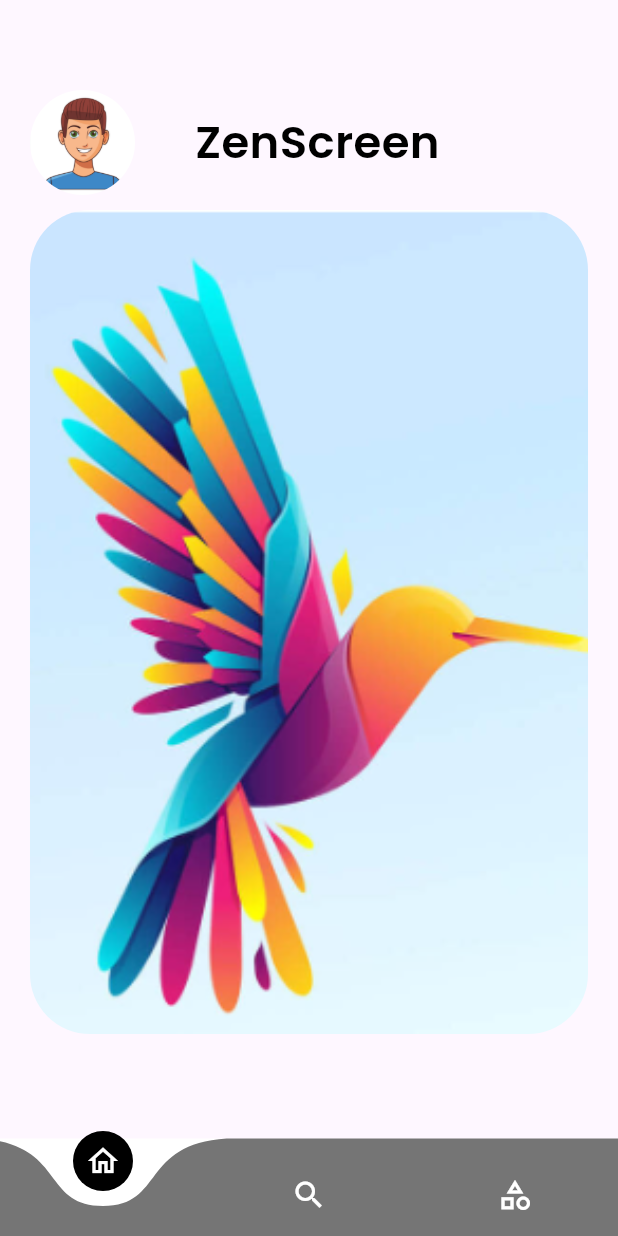
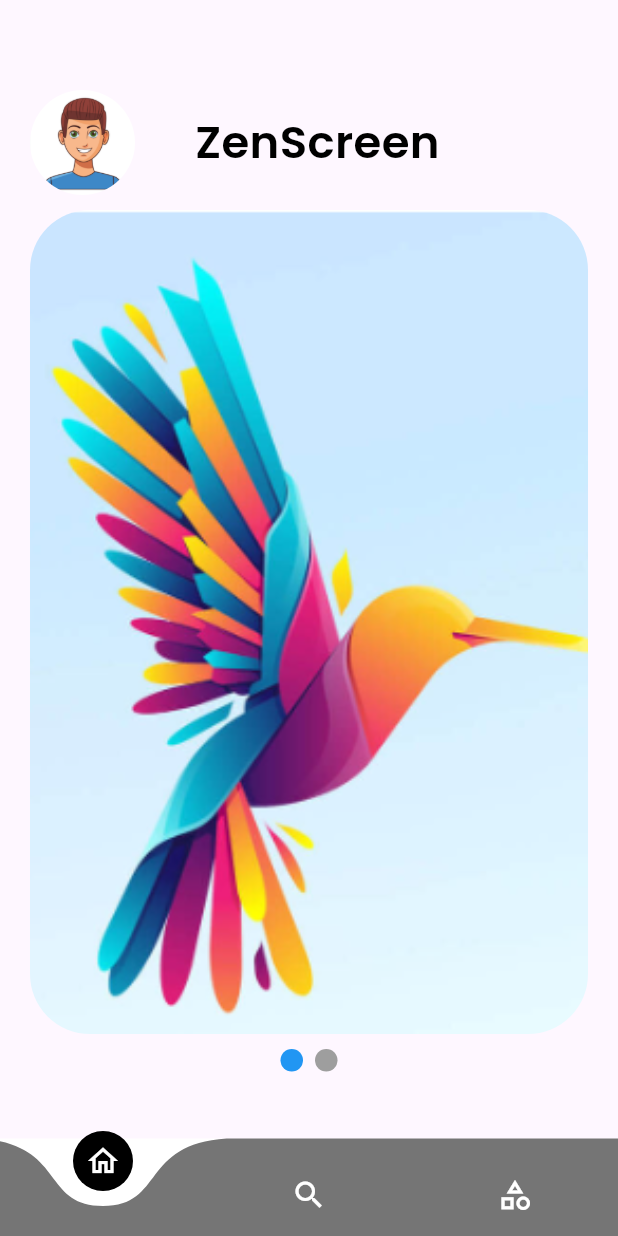
Before and after one commit to saliq03/ZenScreen, a Flutter app: the screen it shows after launch, on a phone screen of 412 x 824 dp. Run offline on Flutter 3.47's test engine with Material 3 defaults, Android fonts, the phone set to English and light mode, and no system bars; drawn by our look-alikes of carousel_slider, curved_navigation_bar, smooth_page_indicator.

Commit message:
carouselSlider added to home page

```diff
--- a/lib/Pages/home.dart
+++ b/lib/Pages/home.dart
@@ -1,4 +1,6 @@
 import 'package:flutter/material.dart';
+import 'package:carousel_slider/carousel_slider.dart';
+import 'package:smooth_page_indicator/smooth_page_indicator.dart';
 
 class Home extends StatefulWidget {
   const Home({super.key});
@@ -8,6 +10,8 @@ class Home extends StatefulWidget {
 }
 
 class _HomeState extends State<Home> {
+  List wallpaperImage=["assets/images/sample.png","assets/images/profile.png"];
+ int activeindex=0;
   @override
   Widget build(BuildContext context) {
     return  Container(
@@ -24,15 +28,50 @@ class _HomeState extends State<Home> {
               ],
             ),
             SizedBox(height: 10,),
-            ClipRRect(borderRadius: BorderRadius.circular(40),
-              child: Image.asset("assets/images/sample.png",
-                width: MediaQuery.of(context).size.width,
+            CarouselSlider.builder(
+              itemCount: wallpaperImage.length,
+              itemBuilder: (BuildContext context, int index, int realIndex) {
+                return buildImage(wallpaperImage[index]);
+              },
+              options: CarouselOptions(
                 height: MediaQuery.of(context).size.height/1.5,
-              fit: BoxFit.cover,),
-            )
+                enlargeCenterPage: true,
+                viewportFraction: 1,
+                enlargeStrategy: CenterPageEnlargeStrategy.height,
+                autoPlay: true,
+                onPageChanged: (index,reason){
+                  setState(() {
+                    activeindex=index;
+                  });
+                }
+              ),),
+            SizedBox(height: 10,),
+            Center(child: buildIndicator(),)
+
           ],
         ),
 
     );
   }
+  Widget buildImage(String image){
+    return ClipRRect(borderRadius: BorderRadius.circular(40),
+      child: Image.asset(image,
+        width: MediaQuery.of(context).size.width,
+        height: MediaQuery.of(context).size.height/1.5,
+        fit: BoxFit.cover,),
+    );
+
+
+  }
+  Widget buildIndicator(){
+   return AnimatedSmoothIndicator(
+       activeIndex: activeindex,
+       count: wallpaperImage.length,
+       effect: JumpingDotEffect(
+         activeDotColor: Colors.blue,
+         dotHeight:15,
+         dotWidth: 15
+       ),
+   );
+  }
 }
--- a/pubspec.yaml
+++ b/pubspec.yaml
@@ -36,6 +36,8 @@ dependencies:
   # Use with the CupertinoIcons class for iOS style icons.
   cupertino_icons: ^1.0.6
   curved_navigation_bar: ^1.0.6
+  carousel_slider: ^4.2.1
+  smooth_page_indicator: ^1.1.0
 
 dev_dependencies:
   flutter_test:
```
Also changed, not shown: pubspec.lock.
